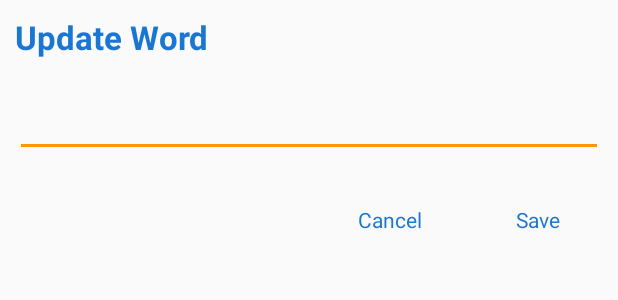
After one commit to psx95/WordListApp, an Android app: the layout update_word_dialog.xml on its own in the app's theme, with its tools: preview values and no code run, on a phone screen of 412 x 824 dp. The commit adds this screen. Shown: the top 300 px of the screen. Run offline under Robolectric (Android 15) with nearby library versions, the phone set to English and light mode, and no system bars.

Commit message:
feat(EditWord): Adds Dialog layout for edit word and Db functions

```diff
--- a/app/src/main/java/com/psx/wordlistapp/ViewModel/WordViewModel.java
+++ b/app/src/main/java/com/psx/wordlistapp/ViewModel/WordViewModel.java
@@ -36,4 +36,8 @@ public class WordViewModel extends AndroidViewModel {
     public void deleteWord(Word word) {
         wordRepository.deleteWord(word);
     }
+
+    public void updateWords(Word... words) {
+        wordRepository.updateMultiple(words);
+    }
 }
--- a/app/src/main/java/com/psx/wordlistapp/dao/WordDAO.java
+++ b/app/src/main/java/com/psx/wordlistapp/dao/WordDAO.java
@@ -6,6 +6,7 @@ import android.arch.persistence.room.Delete;
 import android.arch.persistence.room.Insert;
 import android.arch.persistence.room.OnConflictStrategy;
 import android.arch.persistence.room.Query;
+import android.arch.persistence.room.Update;
 
 import com.psx.wordlistapp.entities.Word;
 
@@ -29,4 +30,7 @@ public interface WordDAO {
 
     @Delete
     void deleteWord(Word word);
+
+    @Update
+    void update(Word... words);
 }
--- a/app/src/main/java/com/psx/wordlistapp/entities/Word.java
+++ b/app/src/main/java/com/psx/wordlistapp/entities/Word.java
@@ -2,17 +2,25 @@ package com.psx.wordlistapp.entities;
 
 
 import android.arch.persistence.room.Entity;
+import android.arch.persistence.room.Ignore;
 import android.arch.persistence.room.PrimaryKey;
 import android.support.annotation.NonNull;
 
 @Entity(tableName = "word_table")
 public class Word {
 
+    @PrimaryKey(autoGenerate = true)
+    private int id;
+
     @NonNull
-    @PrimaryKey
     private String word;
 
     public Word(@NonNull String word) {
+        this.word = word;
+    }
+
+    @Ignore
+    public Word(int id, @NonNull String word) {
         this.word = word;
     }
 
--- a/app/src/main/java/com/psx/wordlistapp/repository/WordRepository.java
+++ b/app/src/main/java/com/psx/wordlistapp/repository/WordRepository.java
@@ -44,6 +44,10 @@ public class WordRepository {
         new InsertAsyncTask(wordDAO).execute(word);
     }
 
+    public void updateMultiple(Word... words) {
+        new UpdateWordsAsyncTask(wordDAO).execute(words);
+    }
+
     private static class InsertAsyncTask extends AsyncTask<Word, Void, Void> {
         private WordDAO asyncTaskDao;
 
@@ -87,4 +91,19 @@ public class WordRepository {
             return null;
         }
     }
+
+    private static class UpdateWordsAsyncTask extends AsyncTask<Word, Void, Void> {
+
+        private WordDAO updateWordDao;
+
+        public UpdateWordsAsyncTask(WordDAO wordDAO) {
+            updateWordDao = wordDAO;
+        }
+
+        @Override
+        protected Void doInBackground(Word... words) {
+            updateWordDao.update(words);
+            return null;
+        }
+    }
 }
--- /dev/null
+++ b/app/src/main/res/layout/update_word_dialog.xml
@@ -0,0 +1,46 @@
+<?xml version="1.0" encoding="utf-8"?>
+<RelativeLayout xmlns:android="http://schemas.android.com/apk/res/android"
+    android:layout_width="match_parent"
+    android:layout_height="wrap_content">
+
+    <TextView
+        android:id="@+id/heading"
+        android:layout_width="wrap_content"
+        android:layout_height="wrap_content"
+        android:layout_margin="10dp"
+        android:text="@string/update_word"
+        android:textAppearance="@android:style/TextAppearance.DeviceDefault.Large"
+        android:textColor="@color/colorPrimaryDark"
+        android:textStyle="bold" />
+
+    <android.support.v7.widget.AppCompatEditText
+        android:id="@+id/edit_text_word_update"
+        android:layout_width="match_parent"
+        android:layout_height="wrap_content"
+        android:layout_below="@+id/heading"
+        android:layout_centerInParent="true"
+        android:layout_marginBottom="10dp"
+        android:layout_marginEnd="10dp"
+        android:layout_marginStart="10dp"
+        android:layout_marginTop="10dp" />
+
+    <Button
+        android:id="@+id/save_edit"
+        style="@style/dialog_button_style"
+        android:layout_width="wrap_content"
+        android:layout_height="wrap_content"
+        android:layout_alignParentEnd="true"
+        android:layout_below="@+id/edit_text_word_update"
+        android:layout_marginEnd="10dp"
+        android:text="@string/button_save" />
+
+    <Button
+        android:id="@+id/cancel_edit"
+        style="@style/dialog_button_style"
+        android:layout_width="wrap_content"
+        android:layout_height="wrap_content"
+        android:layout_below="@+id/edit_text_word_update"
+        android:layout_marginEnd="10dp"
+        android:layout_toStartOf="@id/save_edit"
+        android:text="@string/cancel" />
+</RelativeLayout>
--- a/app/src/main/res/values/colors.xml
+++ b/app/src/main/res/values/colors.xml
@@ -7,4 +7,5 @@
     <color name="colorTextPrimary">@android:color/white</color>
     <color name="colorScreenBackground">#fff3e0</color>
     <color name="colorTextHint">#E0E0E0</color>
+    <color name="colorTransparent">#00FFFFFF</color>
 </resources>
--- a/app/src/main/res/values/strings.xml
+++ b/app/src/main/res/values/strings.xml
@@ -5,4 +5,6 @@
     <string name="button_save">Save</string>
     <string name="empty_not_saved">Empty word</string>
     <string name="delete_all">Delete All Words</string>
+    <string name="cancel">Cancel</string>
+    <string name="update_word">Update Word</string>
 </resources>
--- a/app/src/main/res/values/styles.xml
+++ b/app/src/main/res/values/styles.xml
@@ -37,5 +37,13 @@
         <item name="android:textColor">@color/colorTextPrimary</item>
     </style>
 
+    <style name="dialog_button_style" parent="android:style/Widget.Material.Button">
+        <item name="android:layout_width">wrap_content</item>
+        <item name="android:layout_height">wrap_content</item>
+        <item name="android:background">@color/colorTransparent</item>
+        <item name="android:textAppearance">@android:style/TextAppearance.Small</item>
+        <item name="android:layout_marginTop">8dp</item>
+        <item name="android:textColor">@color/colorPrimaryDark</item>
+    </style>
 
 </resources>
```
